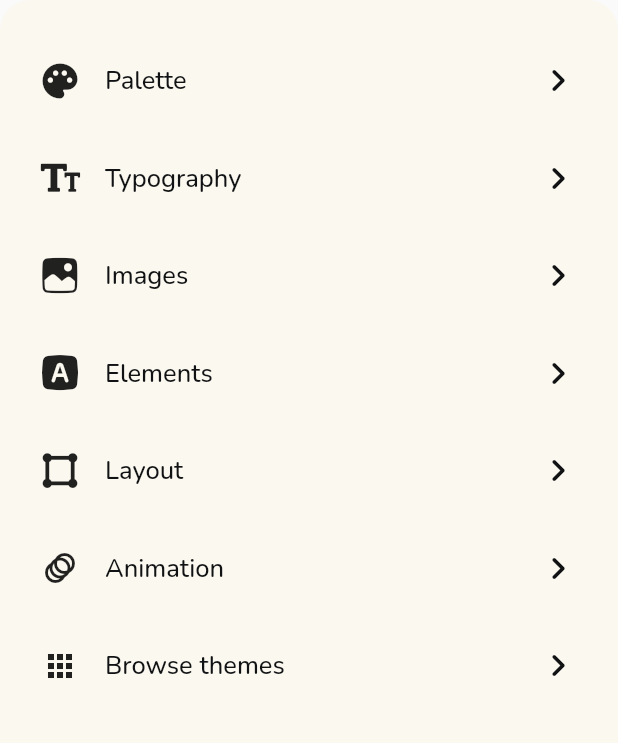
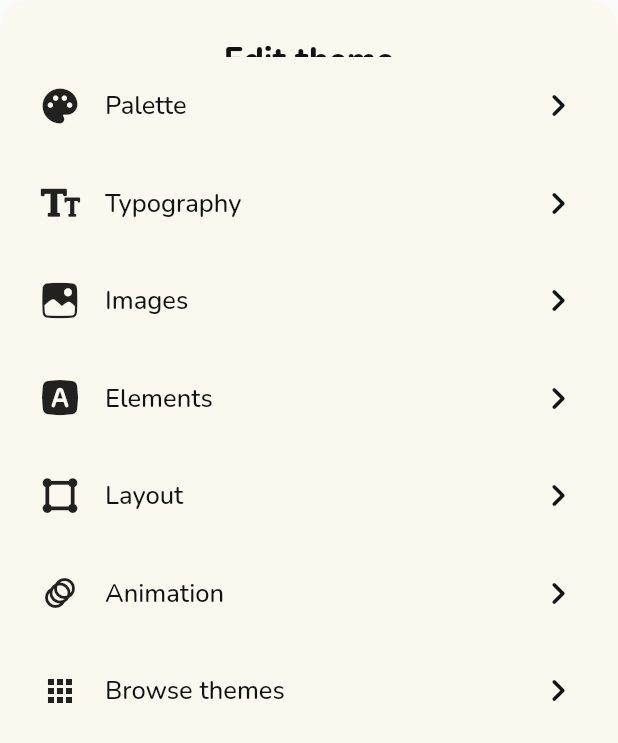
Before and after one commit to cjwg/onodu, a Flutter app: the ThemeSettingsWidget widget shown alone on an empty page, opened directly, on a phone screen of 412 x 824 dp. Shown: the top 743 px of the screen. Run offline on Flutter 3.47's test engine with Material 2 defaults, Android fonts, the phone set to English and light mode, and no system bars; our stand-ins replace auto_size_text, dropdown_button2, flutter_animate, flutter_colorpicker, font_awesome_flutter, from_css_color and 6 more; missing offline and left inert: json_path; accounts and stored records are empty; statements that could not run were skipped.

Commit message:
Updating to latest FlutterFlow output.

```diff
--- a/lib/components/theme_settings/theme_settings_widget.dart
+++ b/lib/components/theme_settings/theme_settings_widget.dart
@@ -86,7 +86,7 @@ class _ThemeSettingsWidgetState extends State<ThemeSettingsWidget> {
                     ),
                   ),
                   Align(
-                    alignment: AlignmentDirectional(0.0, -0.55),
+                    alignment: AlignmentDirectional(0.0, -0.2),
                     child: ListView(
                       padding: EdgeInsets.zero,
                       shrinkWrap: true,
```
